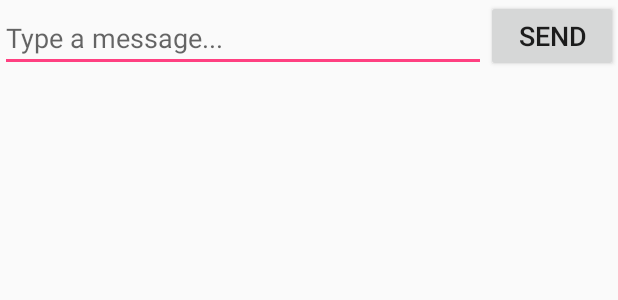
After one commit to NautaDev/BasicChatApp, an Android app: the layout activity_chat.xml on its own in the app's theme, with its tools: preview values and no code run, on a phone screen of 412 x 824 dp. The commit adds this screen. Shown: the top 300 px of the screen. Run offline under Robolectric (Android 15) with nearby library versions, the phone set to English and light mode, and no system bars.

Commit message:
Changed again the activity, finally added a basic UI to send messages.

```diff
--- a/app/build.gradle
+++ b/app/build.gradle
@@ -27,7 +27,8 @@ dependencies {
     androidTestImplementation 'com.android.support.test:runner:1.0.2'
     androidTestImplementation 'com.android.support.test.espresso:espresso-core:3.0.2'
     implementation 'com.parse:parse-android:1.17.3'
-    implementation 'com.squareup.okhttp3:logging-interceptor:3.8.1' // for logging API calls to LogCat
+    implementation 'com.squareup.okhttp3:logging-interceptor:3.8.1'
+    // for logging API calls to LogCat
 }
 
 repositories {
--- a/app/src/main/AndroidManifest.xml
+++ b/app/src/main/AndroidManifest.xml
@@ -28,10 +28,7 @@
             android:value="@string/back4app_client_key" />
         <!-- End of metadata -->
 
-        <activity
-            android:name=".MessageBoardActivity"
-            android:label="@string/title_activity_message_board"
-            android:theme="@style/AppTheme.NoActionBar">
+        <activity android:name=".ChatActivity">
             <intent-filter>
                 <action android:name="android.intent.action.MAIN" />
 
--- /dev/null
+++ b/app/src/main/res/layout/activity_chat.xml
@@ -0,0 +1,27 @@
+<?xml version="1.0" encoding="utf-8"?>
+<RelativeLayout xmlns:android="http://schemas.android.com/apk/res/android"
+    xmlns:tools="http://schemas.android.com/tools"
+    android:layout_width="match_parent"
+    android:layout_height="match_parent"
+    tools:context=".ChatActivity">
+
+    <EditText
+        android:id="@+id/aC_etxt_Message"
+        android:layout_toLeftOf="@+id/aC_btn_Send"
+        android:layout_width="match_parent"
+        android:layout_height="wrap_content"
+        android:layout_alignBottom="@+id/aC_btn_Send"
+        android:gravity="top"
+        android:hint="@string/aC_message_hint"
+        android:imeOptions="actionSend"/>
+    <Button
+        android:id="@+id/aC_btn_Send"
+        android:layout_width="wrap_content"
+        android:layout_height="wrap_content"
+        android:gravity="center"
+        android:paddingRight="10dp"
+        android:layout_alignParentRight="true"
+        android:text="@string/aC_btn_send"
+        android:textSize="18sp" />
+
+</RelativeLayout>
--- a/app/src/main/res/values/strings.xml
+++ b/app/src/main/res/values/strings.xml
@@ -1,5 +1,9 @@
 <resources>
     <string name="app_name">Basic Chat App</string>
+
+    <!-- String for activity ChatActivity -->
+    <string name="aC_message_hint">Type a message...</string>
+    <string name="aC_btn_send">Send</string>
 
     <!-- Strings for the Parse api -->
     <string name="back4app_server_url">https://parseapi.back4app.com/</string>
```
Also changed, not shown: app/src/main/java/com/oncodemy/basicchatapp/ChatActivity.java (added, +13 -0 lines), app/src/main/java/com/oncodemy/basicchatapp/MessageBoardActivity.java (deleted, +0 -29 lines), app/src/main/res/layout/activity_message_board.xml (deleted, +0 -41 lines), app/src/main/res/layout/content_message_board.xml (deleted, +0 -11 lines).
